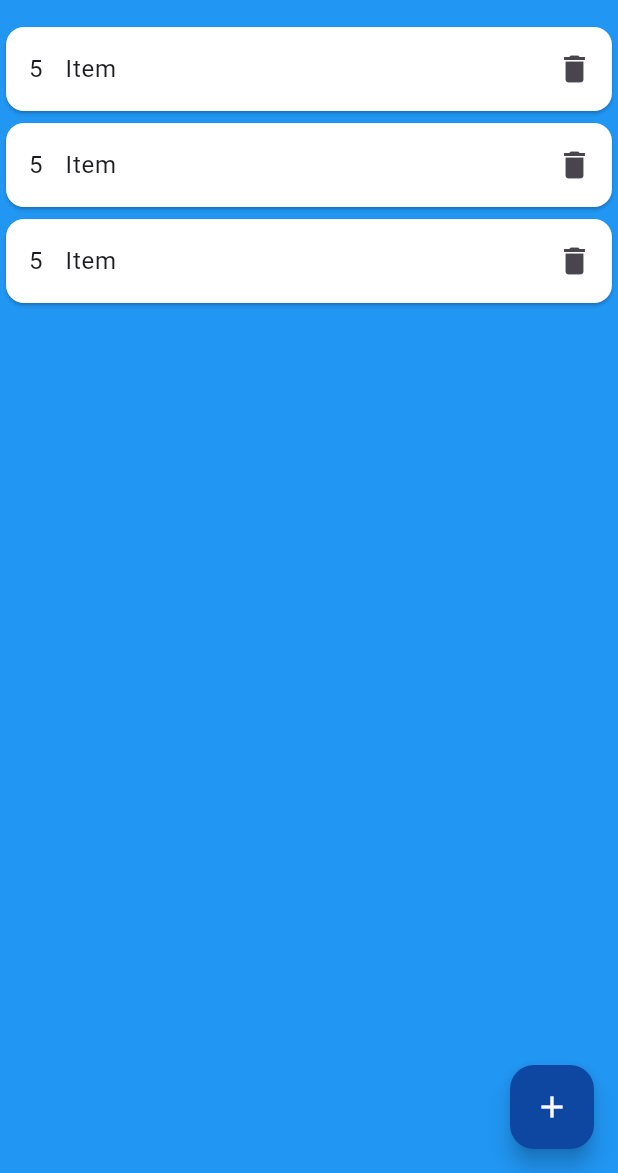
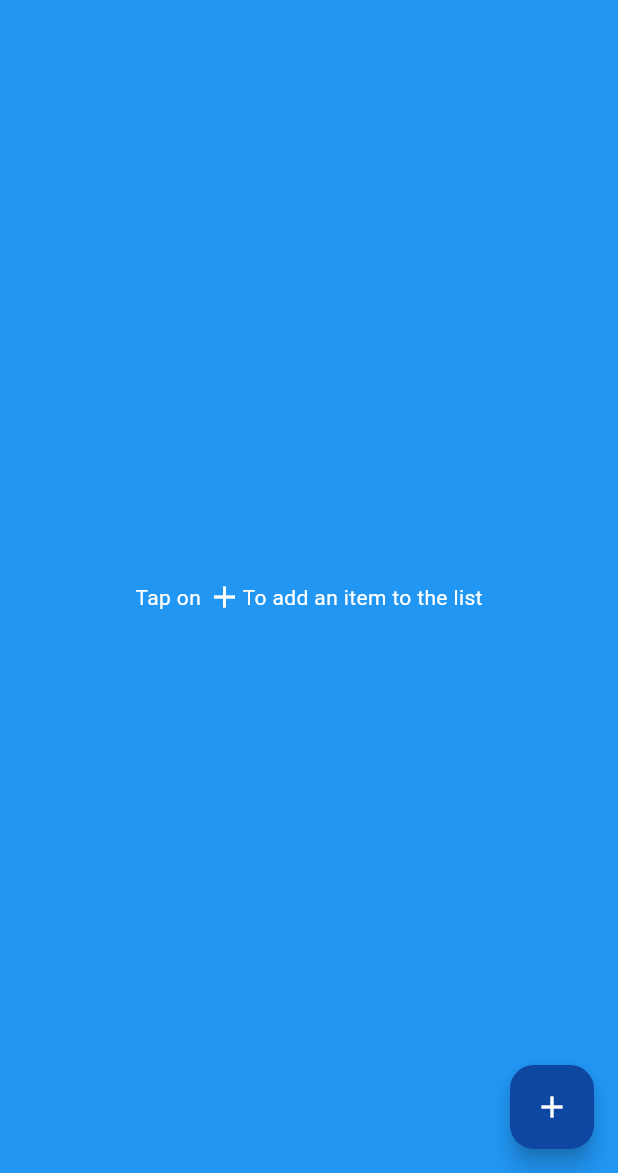
Before and after one commit to olopsc-rxaliman/shopping-list, a Flutter app: the screen it shows after launch, on a phone screen of 412 x 824 dp, the part 63-1236 px from its top. Run offline on Flutter 3.47's test engine with Material 3 defaults, Android fonts, the phone set to English and light mode, and no system bars; our stand-ins replace hive_flutter; accounts and stored records are empty.

Commit message:
Finally finished

```diff
--- /dev/null
+++ b/lib/components/app_bar.dart
@@ -0,0 +1,12 @@
+import "package:flutter/material.dart";
+
+final applicationBar = AppBar(
+  title: const Text(
+    "SHOPPING LIST",
+    style: TextStyle(
+      color: Colors.white,
+    ),
+  ),
+  backgroundColor: Colors.blue,
+  centerTitle: true,
+);
--- a/lib/pages/home_page.dart
+++ b/lib/pages/home_page.dart
@@ -1,4 +1,6 @@
 import "package:flutter/material.dart";
+import "package:shopping_list/components/app_bar.dart";
+import "package:shopping_list/hive.dart";
 import "package:shopping_list/pages/add_item_page.dart";
 import "package:shopping_list/shopping_item_widget.dart";
 
@@ -10,70 +12,73 @@ class HomePage extends StatefulWidget {
 }
 
 class _HomePageState extends State<HomePage> {
+  List myHiveData = [];
+
+  getHiveData() {
+    setState(() {
+      myHiveData = HiveFunctions.getAllItems();
+    });
+  }
+
   @override
   Widget build(BuildContext context) {
+    getHiveData();
     return Scaffold(
       backgroundColor: Colors.blue,
-      appBar: AppBar(
-        title: const Text(
-          "SHOPPING LIST",
-          style: TextStyle(
-            color: Colors.white,
-          ),
-        ),
-        backgroundColor: Colors.blue,
-        centerTitle: true,
-      ),
+      appBar: applicationBar,
       floatingActionButton: FloatingActionButton(
         onPressed: () {
           Navigator.of(context).push(
-            MaterialPageRoute(builder: (context) => const AddItemPage())
+            MaterialPageRoute(builder: (context) => AddItemPage(
+              refreshFunction: () {
+                getHiveData();
+              },
+            ))
           );
         },
         backgroundColor: Colors.blue[900],
         foregroundColor: Colors.white,
         child: const Icon(Icons.add),
       ),
-      body:
-      // const Center(
-      //   child: Row(
-      //     mainAxisAlignment: MainAxisAlignment.center,
-      //     children: [
-      //       Text(
-      //         "Tap on ",
-      //         style: TextStyle(
-      //           color: Colors.white,
-      //         ),
-      //       ),
-      //       Icon(
-      //         Icons.add,
-      //         color: Colors.white,
-      //       ),
-      //       Text(
-      //         "To add an item to the list",
-      //         style: TextStyle(
-      //           color: Colors.white,
-      //         ),
-      //       ),
-      //     ],
-      //   )
-      // ),
-
-      ListView(
-        children: const [
-          ShoppingItemWidget(
-            name: "Item",
-            quantity: "5",
-          ),
-          ShoppingItemWidget(
-            name: "Item",
-            quantity: "5",
-          ),
-          ShoppingItemWidget(
-            name: "Item",
-            quantity: "5",
-          ),
-        ],
+      body: myHiveData.isEmpty
+      ? const Center(
+        child: Row(
+          mainAxisAlignment: MainAxisAlignment.center,
+          children: [
+            Text(
+              "Tap on ",
+              style: TextStyle(
+                color: Colors.white,
+              ),
+            ),
+            Icon(
+              Icons.add,
+              color: Colors.white,
+            ),
+            Text(
+              "To add an item to the list",
+              style: TextStyle(
+                color: Colors.white,
+              ),
+            ),
+          ],
+        )
+      )
+      : ListView(
+        children: List.generate(
+          myHiveData.length,
+          (index) {
+            final item = myHiveData[index];
+            return ShoppingItemWidget(
+              name: item['name'],
+              quantity: item['quantity'],
+              deleteFunction: () {
+                HiveFunctions.deleteItem(item['key']);
+                getHiveData();
+              },
+            );
+          },
+        ).toList(),
       ),
     );
   }
--- a/lib/shopping_item_widget.dart
+++ b/lib/shopping_item_widget.dart
@@ -3,11 +3,13 @@ import "package:flutter/material.dart";
 class ShoppingItemWidget extends StatelessWidget {
   final String name;
   final String quantity;
+  final Function() deleteFunction;
 
   const ShoppingItemWidget({
     super.key,
     required this.name,
     required this.quantity,
+    required this.deleteFunction,
   });
 
   @override
@@ -23,9 +25,7 @@ class ShoppingItemWidget extends StatelessWidget {
           ],
         ),
         trailing: IconButton(
-          onPressed: () {
-
-          },
+          onPressed: () => deleteFunction(),
           icon: const Icon(Icons.delete),
         ),
         contentPadding: const EdgeInsets.only(
```
Also changed, not shown: lib/main.dart (+7 -1 lines), lib/pages/add_item_page.dart (+7 -1 lines).
